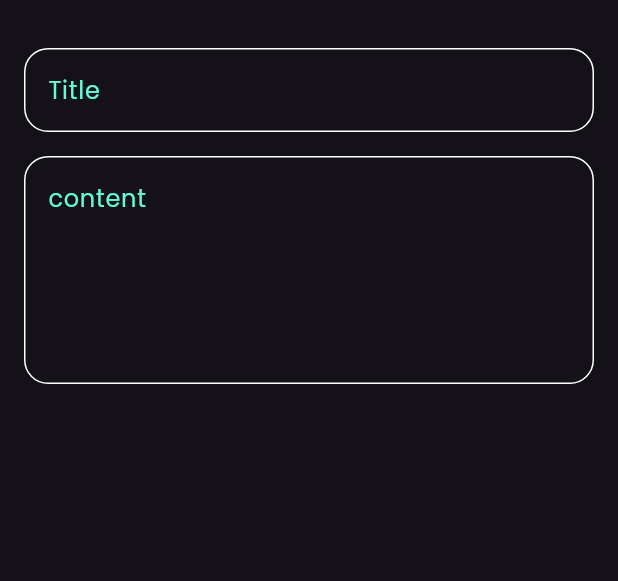
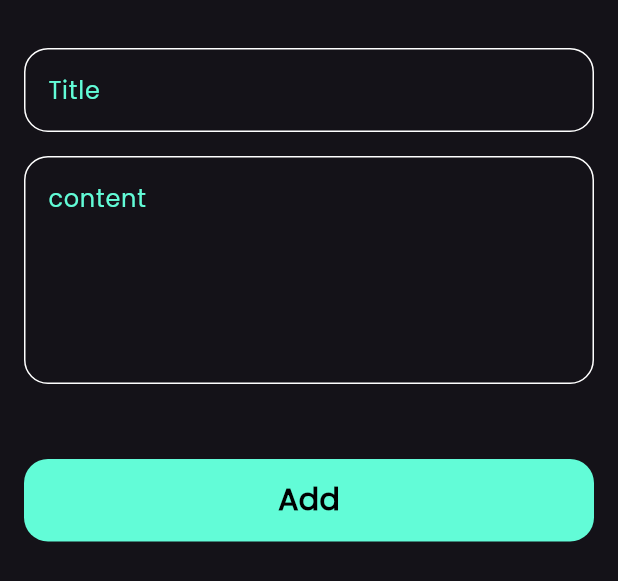
Before and after one commit to khalil848/notes_app, a Flutter app: the AddNoteButtomSheet widget shown alone on an empty page, opened directly, on a phone screen of 412 x 824 dp. Shown: the top 581 px of the screen. Run offline on Flutter 3.47's test engine with Material 3 defaults, Android fonts, the phone set to English and light mode, and no system bars; our stand-ins replace font_awesome_flutter.

Commit message:
finish notes bottom sheet

```diff
--- a/lib/widgets/add_note_buttom_sheet.dart
+++ b/lib/widgets/add_note_buttom_sheet.dart
@@ -1,4 +1,5 @@
 import 'package:flutter/material.dart';
+import 'package:notes_app/widgets/custom_bottom.dart';
 import 'package:notes_app/widgets/custom_text_field.dart';
 
 class AddNoteButtomSheet extends StatelessWidget {
@@ -6,8 +7,9 @@ class AddNoteButtomSheet extends StatelessWidget {
 
   @override
   Widget build(BuildContext context) {
-    return Padding(
-      padding: const EdgeInsets.symmetric(horizontal: 16),
+    return const Padding(
+      padding: EdgeInsets.symmetric(horizontal: 16),
+      child: SingleChildScrollView(
         child: Column(
           children: [
             SizedBox(
@@ -18,7 +20,15 @@ class AddNoteButtomSheet extends StatelessWidget {
               height: 16,
             ),
             CustomTextField(hintText: 'content', maxLines: 5),
+            SizedBox(
+              height: 50,
+            ),
+            CustomBottom(),
+            SizedBox(
+              height: 10,
+            ),
           ],
+        ),
       ),
     );
   }
--- /dev/null
+++ b/lib/widgets/custom_bottom.dart
@@ -0,0 +1,25 @@
+import 'package:flutter/material.dart';
+import 'package:notes_app/constants.dart';
+
+class CustomBottom extends StatelessWidget {
+  const CustomBottom({super.key});
+
+  @override
+  Widget build(BuildContext context) {
+    return Container(
+      width: MediaQuery.of(context).size.width,
+      height: 55,
+      decoration: BoxDecoration(
+        color: KPrimaryColor,
+        borderRadius: BorderRadius.circular(16),
+      ),
+      child: const Center(
+        child: Text(
+          'Add',
+          style: TextStyle(
+              color: Colors.black, fontSize: 20, fontWeight: FontWeight.bold),
+        ),
+      ),
+    );
+  }
+}
```
Lines whose indentation alone changed are shown as unchanged.
